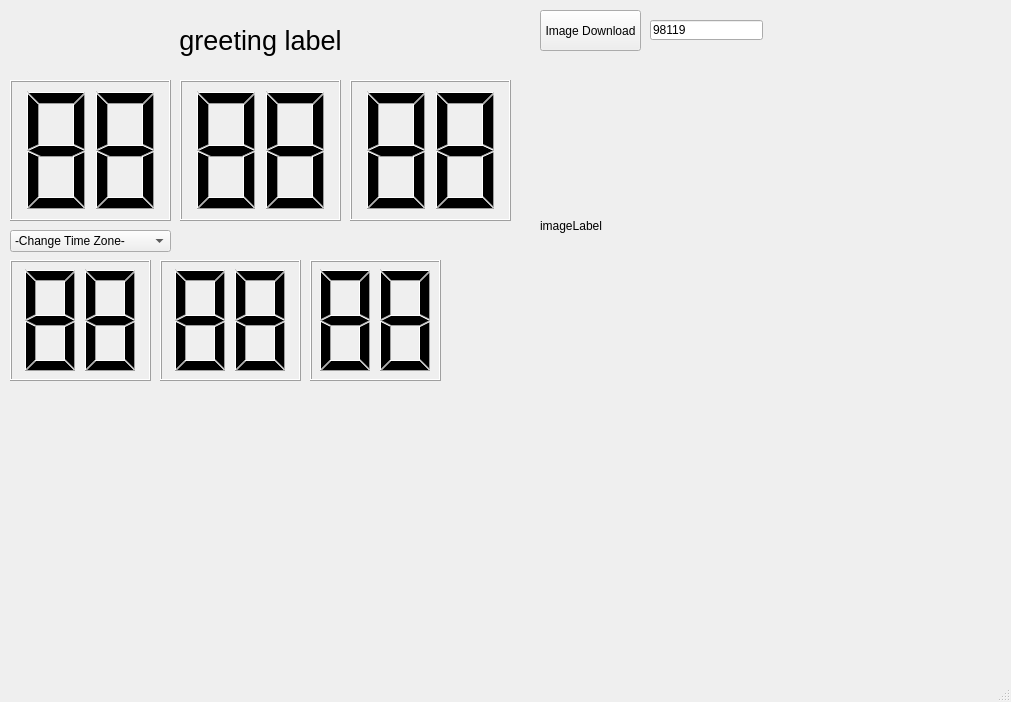
Old version of the form mainwindow.ui in the repository EthanYoo-SPU/AppProgFinals.
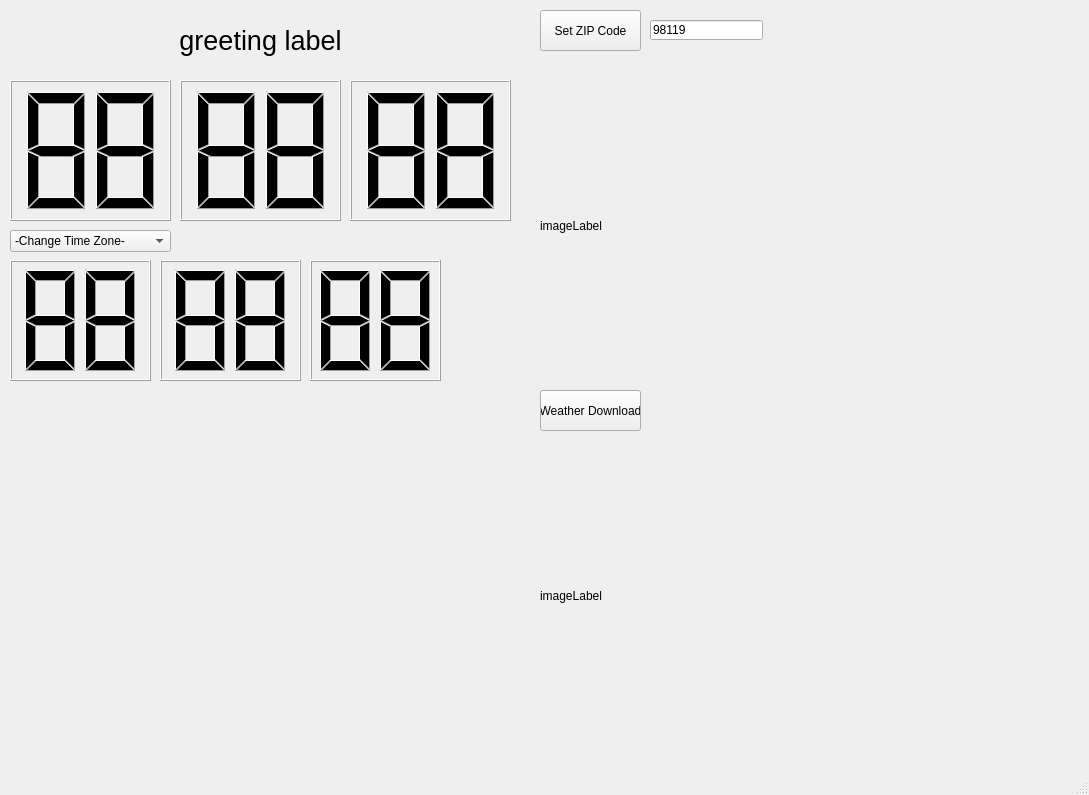
New version of the form.

Patch:
```diff
--- a/mainwindow.ui
+++ b/mainwindow.ui
@@ -6,8 +6,8 @@
    <rect>
     <x>0</x>
     <y>0</y>
-    <width>1011</width>
-    <height>702</height>
+    <width>1089</width>
+    <height>795</height>
    </rect>
   </property>
   <property name="windowTitle">
@@ -174,7 +174,7 @@
      </rect>
     </property>
     <property name="text">
-     <string>Image Download</string>
+     <string>Set ZIP Code</string>
     </property>
    </widget>
    <widget class="QLabel" name="imageLabel">
@@ -203,6 +203,32 @@
      <string>98119</string>
     </property>
    </widget>
+   <widget class="QPushButton" name="weatherDownloadButton">
+    <property name="geometry">
+     <rect>
+      <x>540</x>
+      <y>390</y>
+      <width>101</width>
+      <height>41</height>
+     </rect>
+    </property>
+    <property name="text">
+     <string>Weather Download</string>
+    </property>
+   </widget>
+   <widget class="QLabel" name="weatherLabel">
+    <property name="geometry">
+     <rect>
+      <x>540</x>
+      <y>440</y>
+      <width>441</width>
+      <height>311</height>
+     </rect>
+    </property>
+    <property name="text">
+     <string>imageLabel</string>
+    </property>
+   </widget>
   </widget>
   <widget class="QMenuBar" name="menubar">
    <property name="geometry">
```
Left out of the diff: 2 changed lines with no effect on the pictures.
